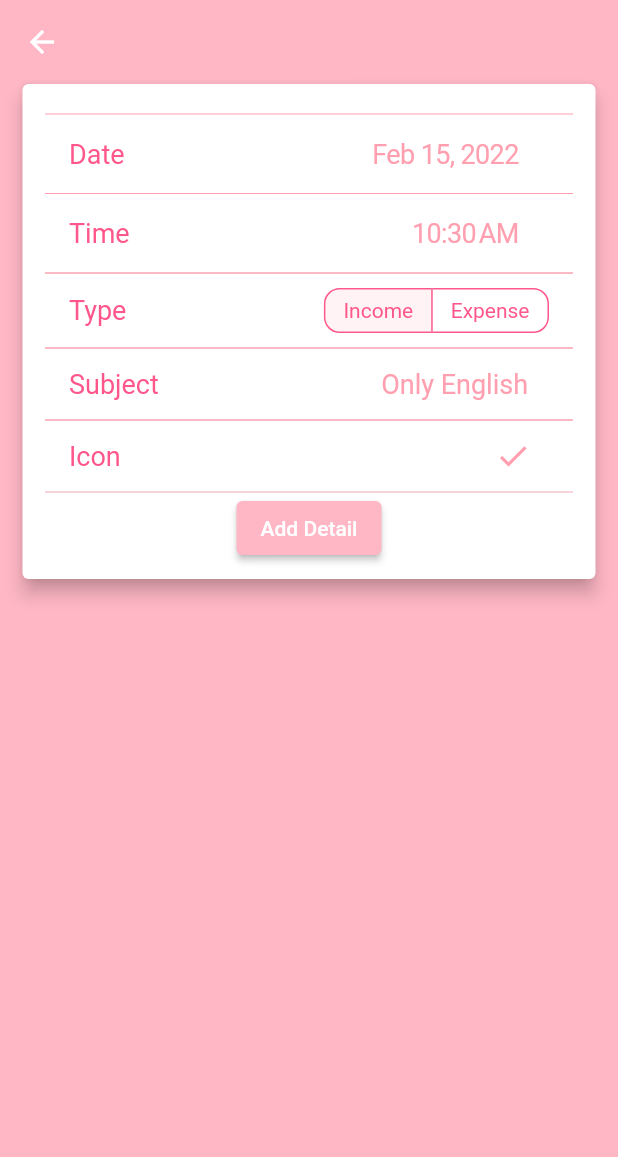
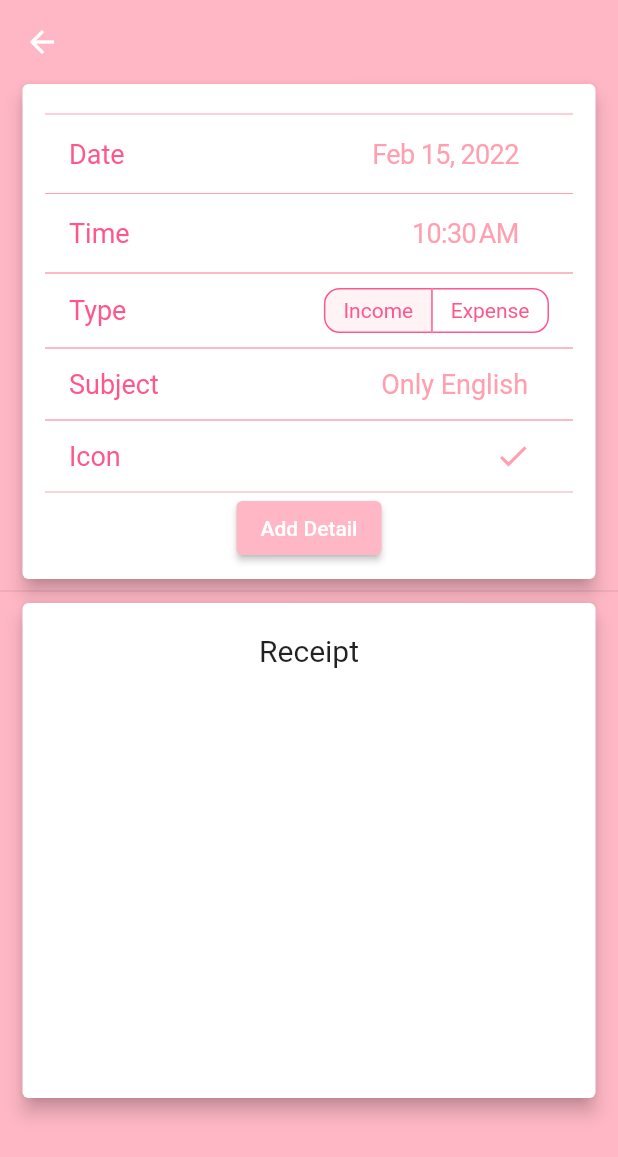
Before and after one commit to asd147asd147/Blossom, a Flutter app: the AddTab screen opened directly, on a phone screen of 412 x 824 dp. Shown: the top 1157 px of the screen. Run offline on Flutter 3.47's test engine with Material 2 defaults, Android fonts, the phone set to English and light mode, and no system bars; our stand-ins replace currency_text_input_formatter, flutter_animation_progress_bar, timelines; missing offline and left inert: flutter_iconpicker.

Commit message:
Add AddTab Receipt

```diff
--- a/lib/AddTab.dart
+++ b/lib/AddTab.dart
@@ -174,6 +174,28 @@ class _AddTabState extends State<AddTab> {
 
     IconData getIcon() {
         return IconData(iconData?.codePoint ?? Icons.check.codePoint, fontFamily: 'MaterialIcons');
+    }
+
+    Widget receipt(){
+        return Card(
+                margin: EdgeInsets.symmetric(horizontal: 15),
+                elevation: 5,
+                child: Container(
+                        margin: EdgeInsets.only(top: 10, bottom: 0),
+                        padding: EdgeInsets.symmetric(vertical: 10, horizontal: 15),
+                        constraints: BoxConstraints.expand(height: 320),
+                        child: Column(
+                                children: [
+                                    Text(
+                                            'Receipt',
+                                            style: TextStyle(
+                                                    fontSize: 20.0,
+                                            ),
+                                    ),
+                                ],
+                                ),
+                        ),
+                );
     }
 
     Widget baseCard() {
@@ -357,7 +379,16 @@ class _AddTabState extends State<AddTab> {
                         backgroundColor: Colors.transparent,
                         elevation: 0,
                 ),
-                body: baseCard(),
+                body: SingleChildScrollView(
+                        scrollDirection: Axis.vertical,
+                        child: Column(
+                                children: [
+                                    baseCard(),
+                                    Divider(),
+                                    receipt(),
+                                ],
+                        ),
+                ),
         );
     }
 }
```
